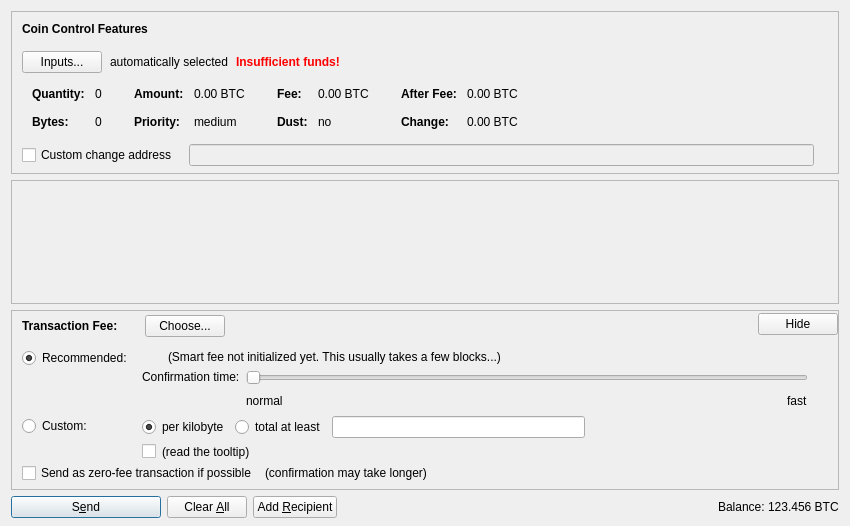
badcoin-net/Badcoin, file src/qt/forms/sendcoinsdialog.ui: the form before one commit.
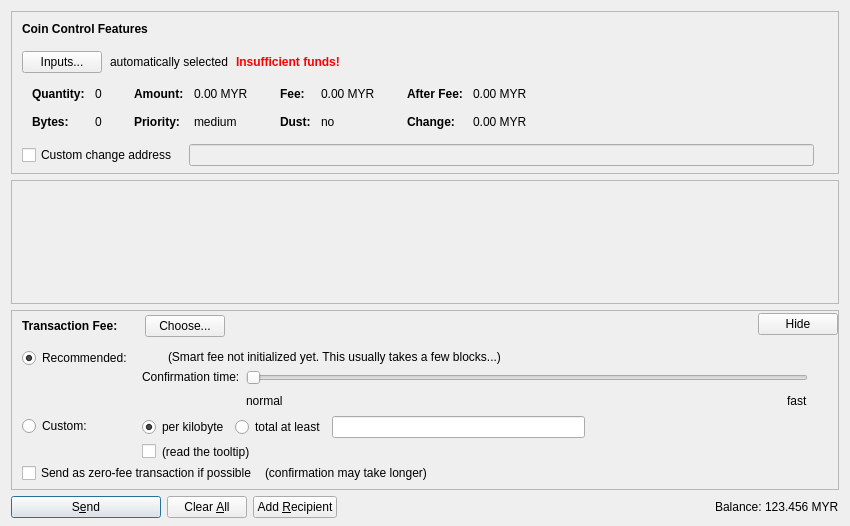
The form after the commit. Icons and pictures are not drawn. Custom widgets are drawn as their Qt base class.

The edit to the form file:
```diff
--- a/src/qt/forms/sendcoinsdialog.ui
+++ b/src/qt/forms/sendcoinsdialog.ui
@@ -324,7 +324,7 @@
                   <enum>Qt::ActionsContextMenu</enum>
                  </property>
                  <property name="text">
-                  <string notr="true">0.00 BTC</string>
+                  <string notr="true">0.00 MYR</string>
                  </property>
                  <property name="textInteractionFlags">
                   <set>Qt::LinksAccessibleByMouse|Qt::TextSelectableByKeyboard|Qt::TextSelectableByMouse</set>
@@ -404,7 +404,7 @@
                   <enum>Qt::ActionsContextMenu</enum>
                  </property>
                  <property name="text">
-                  <string notr="true">0.00 BTC</string>
+                  <string notr="true">0.00 MYR</string>
                  </property>
                  <property name="textInteractionFlags">
                   <set>Qt::LinksAccessibleByMouse|Qt::TextSelectableByKeyboard|Qt::TextSelectableByMouse</set>
@@ -484,7 +484,7 @@
                   <enum>Qt::ActionsContextMenu</enum>
                  </property>
                  <property name="text">
-                  <string notr="true">0.00 BTC</string>
+                  <string notr="true">0.00 MYR</string>
                  </property>
                  <property name="textInteractionFlags">
                   <set>Qt::LinksAccessibleByMouse|Qt::TextSelectableByKeyboard|Qt::TextSelectableByMouse</set>
@@ -513,7 +513,7 @@
                   <enum>Qt::ActionsContextMenu</enum>
                  </property>
                  <property name="text">
-                  <string notr="true">0.00 BTC</string>
+                  <string notr="true">0.00 MYR</string>
                  </property>
                  <property name="textInteractionFlags">
                   <set>Qt::LinksAccessibleByMouse|Qt::TextSelectableByKeyboard|Qt::TextSelectableByMouse</set>
@@ -1352,7 +1352,7 @@
           <cursorShape>IBeamCursor</cursorShape>
          </property>
          <property name="text">
-          <string notr="true">123.456 BTC</string>
+          <string notr="true">123.456 MYR</string>
          </property>
          <property name="textInteractionFlags">
           <set>Qt::LinksAccessibleByMouse|Qt::TextSelectableByKeyboard|Qt::TextSelectableByMouse</set>
```
Left out of the diff: 4 changed lines with no effect on the pictures.
